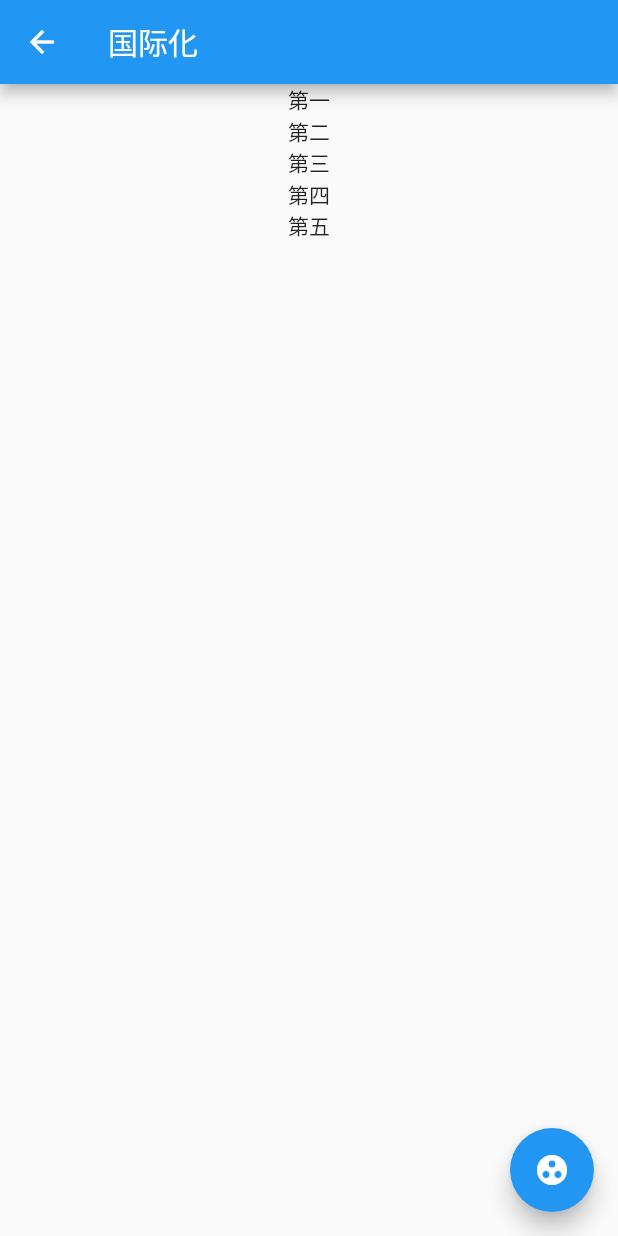
After one commit to xuzhongpeng/jsshou_study, a Flutter app: the Intl screen opened by its route, after a tap on the "group work" icon, on a phone screen of 412 x 824 dp. The commit adds this screen. Run offline on Flutter 3.47's test engine with Material 2 defaults, Android fonts, the phone set to English and light mode, and no system bars; our stand-ins replace charts_flutter, flutter_redux, redux; generated files the repository leaves out were written again.

Commit message:
fix:修改日志文件名

```diff
--- a/lib/MVVM/mvvm/store.dart
+++ /dev/null
@@ -1,26 +0,0 @@
-import './stream.dart';
-import 'dart:async';
-import 'package:flutter/cupertino.dart';
-
-class Store<S> {
-  S _state;
-  S get state {
-    // MvvmStream.of<this>()
-    return _state;
-  }
-
-  BuildContext _context;
-
-  set context(_) {
-    this._context = _;
-  }
-
-  change() {
-    StreamController a = MvvmStream.of(_context);
-    a.sink.add(this);
-  }
-
-  Store(S state) {
-    this._state = state;
-  }
-}
--- a/lib/MVVM/mvvm/stream.dart
+++ /dev/null
@@ -1,49 +0,0 @@
-import 'package:flutter/cupertino.dart';
-import 'dart:async';
-
-class MvvmStream extends InheritedWidget {
-  MvvmStream({Key key, @required StreamController stream, Widget child})
-      : _stream = stream,
-        super(key: key, child: child);
-
-  final StreamController _stream;
-
-  @override
-  bool updateShouldNotify(MvvmStream oldWidget) {
-    return oldWidget._stream != _stream;
-  }
-
-  static StreamController of(BuildContext context) {
-    final type = _typeOf<MvvmStream>();
-    final provider = context.inheritFromWidgetOfExactType(type) as MvvmStream;
-    if (provider == null) throw StoreProviderError(type);
-    return provider._stream;
-  }
-
-  // Workaround to capture generics
-  static Type _typeOf<T>() => T;
-}
-
-class StoreProviderError extends Error {
-  /// The type of the class the user tried to retrieve
-  Type type;
-
-  /// Creates a StoreProviderError
-  StoreProviderError(this.type);
-
-  @override
-  String toString() {
-    return '''Error: No $type found. To fix, please try:
-
-  * Wrapping your MaterialApp with the StoreProvider<State>,
-  rather than an individual Route
-  * Providing full type information to your Store<State>,
-  StoreProvider<State> and StoreConnector<State, ViewModel>
-  * Ensure you are using consistent and complete imports.
-  E.g. always use `import 'package:my_app/app_state.dart';
-
-If none of these solutions work, please file a bug at:
-https://github.com/brianegan/flutter_redux/issues/new
-      ''';
-  }
-}
--- /dev/null
+++ b/lib/intl/intl.dart
@@ -0,0 +1,45 @@
+import 'package:flutter/cupertino.dart';
+import 'package:flutter/material.dart';
+import './translations.dart';
+import '../provider/store/index.dart';
+
+class Intl extends StatefulWidget {
+  @override
+  _MyInherit createState() => _MyInherit();
+}
+
+class _MyInherit extends State<Intl> {
+  var data = 'hello flutter';
+  Translations transle;
+  @override
+  void initState() {
+    // TODO: implement initState
+    super.initState();
+  }
+
+  @override
+  Widget build(BuildContext context) {
+    transle = Translations.of(context);
+    print('main rebuild');
+    return Scaffold(
+      appBar: new AppBar(
+        title: new Text(transle.text('title')),
+      ),
+      body: Center(
+          child: Column(
+        children: <Widget>[
+          Text(transle.text('first')),
+          Text(transle.text('second')),
+          Text(transle.text('third')),
+          Text(transle.text('fourth')),
+          Text(transle.text('fifth')),
+        ],
+      )),
+      floatingActionButton: FloatingActionButton(
+          child: Center(child: Icon(Icons.group_work)),
+          onPressed: () {
+            MyStore.value<LocalIntl>(context).change();
+          }),
+    );
+  }
+}
--- /dev/null
+++ b/lib/intl/translations.dart
@@ -0,0 +1,82 @@
+import 'dart:async';
+import 'package:flutter/material.dart';
+
+class Translations {
+  Translations(Locale locale) {
+    this.locale = locale;
+    _localizedValues = null;
+  }
+
+  Locale locale;
+  static Map<dynamic, dynamic> _localizedValues;
+
+  static Translations of(BuildContext context) {
+    return Localizations.of<Translations>(context, Translations);
+  }
+
+  String text(String key) {
+    return _localizedValues[key] ?? '** $key not found';
+  }
+
+  static Future<Translations> load(Locale locale) async {
+    Translations translations = new Translations(locale);
+    _localizedValues = _setLanguage(locale.languageCode);
+    // _localizedValues = json.decode(jsonContent);
+    return translations;
+  }
+
+  get currentLanguage => locale.languageCode;
+
+  static Map _setLanguage(String code) {
+    Map<String, Map> language = {
+      'zh': {
+        "title": "国际化",
+        "first": "第一",
+        "second": "第二",
+        "third": "第三",
+        "fourth": "第四",
+        "fifth": "第五"
+      },
+      'en': {
+        "title": "Internationalization",
+        "first": "first",
+        "second": "second",
+        "third": "third",
+        "fourth": "fourth",
+        "fifth": "fifth"
+      }
+    };
+    return language[code];
+  }
+}
+
+class TranslationsDelegate extends LocalizationsDelegate<Translations> {
+  const TranslationsDelegate();
+
+  /// 改这里是为了不硬编码支持的语言
+  @override
+  bool isSupported(Locale locale) => ['en', 'zh'].contains(locale.languageCode);
+
+  @override
+  Future<Translations> load(Locale locale) => Translations.load(locale);
+
+  @override
+  bool shouldReload(TranslationsDelegate old) => false;
+}
+
+/// Delegate类的实现，每次选择一种新的语言时，强制初始化一个新的Translations类
+class SpecificLocalizationDelegate extends LocalizationsDelegate<Translations> {
+  final Locale overriddenLocale;
+
+  const SpecificLocalizationDelegate(this.overriddenLocale);
+
+  @override
+  bool isSupported(Locale locale) => overriddenLocale != null;
+
+  @override
+  Future<Translations> load(Locale locale) =>
+      Translations.load(overriddenLocale);
+
+  @override
+  bool shouldReload(LocalizationsDelegate<Translations> old) => true;
+}
--- a/lib/main.dart
+++ b/lib/main.dart
@@ -1,3 +1,5 @@
+import 'dart:async';
+
 import 'package:flutter/material.dart';
 import './provider/index.dart';
 import './provider/store/index.dart';
@@ -6,15 +8,18 @@ import 'package:redux/redux.dart';
 // import 'package:flutter_redux/flutter_redux.dart';
 import './stream/stream_test.dart';
 import './inherit/my_inherit.dart';
-import './MVVM/index.dart';
 import './charts/charts_test.dart';
 import 'package:flutter_demo/canvas/canvas_test.dart';
 import './scoped/index.dart';
 import './scoped/store/index.dart';
 import './AnimatedBuilder/index.dart';
+import './notification/index.dart';
+import 'package:flutter_localizations/flutter_localizations.dart';
+import './intl/intl.dart';
+import './intl/translations.dart';
 
-void main() {
-  runApp(StartPage());
+main() async {
+  runApp(new StartPage());
 }
 
 class StartPage extends StatelessWidget {
@@ -22,11 +27,12 @@ class StartPage extends StatelessWidget {
     'provider': (_) => MyProvider(),
     'stream': (_) => CounterPage(),
     'inherit': (_) => MyInherit(),
-    // 'mvvm': (_) => MvvmTest(),
     "scoped": (_) => MyScoped(),
     'charts': (_) => ChartsTest(),
     '五子棋': (_) => CustomPaintRoute(),
-    'AnimatedBuilder': (_) => MyAnimatedBuilder()
+    'AnimatedBuilder': (_) => MyAnimatedBuilder(),
+    'notification': (_) => NotificationRoute(),
+    'Intl': (_) => Intl()
   };
   @override
   Widget build(BuildContext context) {
@@ -35,7 +41,21 @@ class StartPage extends StatelessWidget {
       context: context,
       child: MyStoreScoped.init(
         context: context,
-        child: MaterialApp(
+        child: Builder(builder: (context) {
+          return MaterialApp(
+              supportedLocales: [
+                const Locale('en', 'US'),
+                const Locale('zh', 'CH'),
+                // ... other locales the app supports
+              ],
+              localizationsDelegates: [
+                // ... app-specific localization delegate[s] here
+                SpecificLocalizationDelegate(
+                    MyStore.value<LocalIntl>(context).locale),
+                const TranslationsDelegate(),
+                GlobalMaterialLocalizations.delegate,
+                GlobalWidgetsLocalizations.delegate,
+              ],
               routes: routes,
               builder: (context, child) {
                 print('main rebuild');
@@ -59,8 +79,8 @@ class StartPage extends StatelessWidget {
                                 height: 60,
                                 decoration: BoxDecoration(
                                     border: Border(
-                                    bottom:
-                                        BorderSide(color: Colors.grey[500]))),
+                                        bottom: BorderSide(
+                                            color: Colors.grey[500]))),
                                 child: Center(
                                   child: Text(route),
                                 ),
@@ -82,7 +102,8 @@ class StartPage extends StatelessWidget {
                               height: 60,
                               decoration: BoxDecoration(
                                   border: Border(
-                                  bottom: BorderSide(color: Colors.grey[500]))),
+                                      bottom:
+                                          BorderSide(color: Colors.grey[500]))),
                               child: Center(
                                 child: Text('redux'),
                               ),
@@ -91,8 +112,11 @@ class StartPage extends StatelessWidget {
                         ],
                       ),
                     ),
-              );
-            })),
+                    floatingActionButton: FloatingActionButton(
+                        child: Center(child: Icon(Icons.group_work)),
+                        onPressed: () {}));
+              }));
+        }),
       ),
     );
   }
--- a/lib/provider/model/index.dart
+++ b/lib/provider/model/index.dart
@@ -1,2 +1,3 @@
 export './counter_model.dart';
 export './user_info_model.dart';
+export './local.dart';
--- /dev/null
+++ b/lib/provider/model/local.dart
@@ -0,0 +1,23 @@
+/*
+ * @Author: xuzhongpeng
+ * @email: xuzhongpeng@foxmail.com
+ * @Date: 2019-08-07 16:06:33
+ * @LastEditors: xuzhongpeng
+ * @LastEditTime: 2019-09-19 20:47:55
+ */
+import 'package:flutter/cupertino.dart';
+
+import './model.dart';
+
+class LocalIntl extends Model {
+  Locale locale = new Locale('en', '');
+
+  void change() {
+    if (locale.languageCode == 'en') {
+      this.locale = Locale('zh', '');
+    } else {
+      this.locale = Locale('en', '');
+    }
+    notifyListeners();
+  }
+}
--- a/lib/provider/store/index.dart
+++ b/lib/provider/store/index.dart
@@ -1,4 +1,5 @@
 import 'package:flutter/material.dart' show BuildContext;
+import 'package:flutter_demo/provider/model/index.dart';
 import 'package:provider/provider.dart'
     show ChangeNotifierProvider, MultiProvider, Consumer, Provider;
 import '../model/index.dart' show Counter, UserModel;
@@ -14,8 +15,9 @@ class MyStore {
     return MultiProvider(
       providers: [
         ChangeNotifierProvider(builder: (_) => Counter()),
+        ChangeNotifierProvider(builder: (_) => UserModel()),
         ChangeNotifierProvider(
-          builder: (_) => UserModel(),
+          builder: (_) => LocalIntl(),
         )
       ],
       child: child,
```
Also changed, not shown: bin/main.dart (+13 -0 lines), lib/MVVM/index.dart (deleted, +0 -61 lines), lib/MVVM/mvvm/MvvmWidget.dart (deleted, +0 -68 lines), lib/notification/index.dart (added, +58 -0 lines), pubspec.yaml (+6 -2 lines), pubspec.lock, 5 other files. Lines whose indentation alone changed are shown as unchanged.
